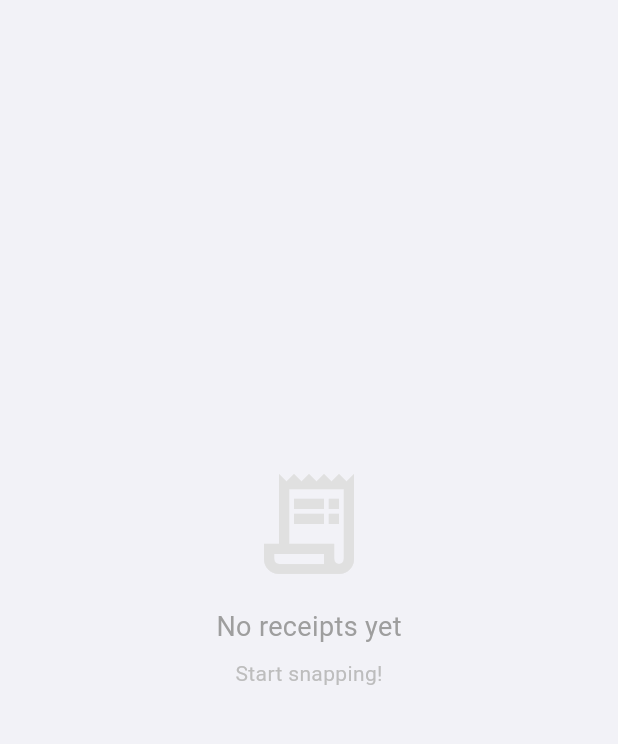
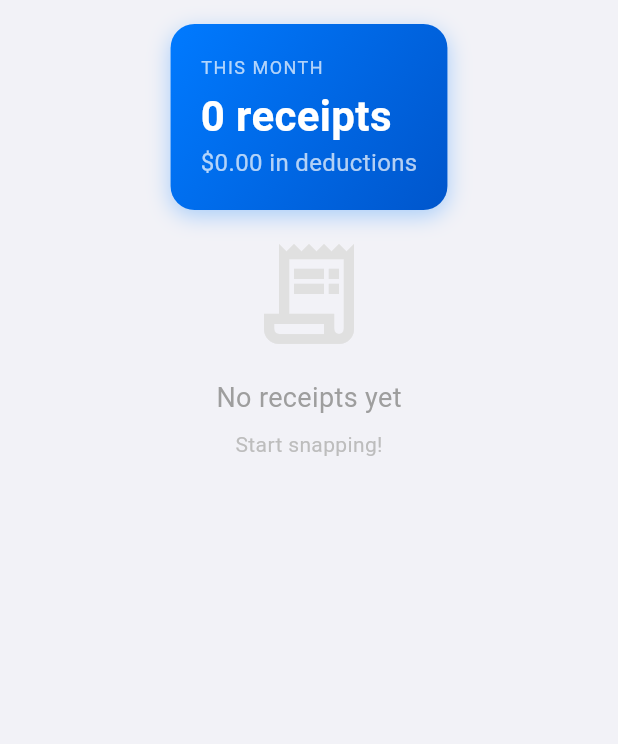
Before and after one commit to bambi2008/receiptsnap, a Flutter app: the ReceiptsScreen screen opened directly, on a phone screen of 412 x 824 dp, the part 84-828 px from its top. Run offline on Flutter 3.47's test engine with Material 3 defaults, Android fonts, the light colour scheme and no system bars; our stand-ins replace csv, flutter_slidable, hive, hive_flutter, image_picker, share_plus; accounts and stored records are empty.

Commit message:
fix: SnapDeduct app name + Receipts empty state

```diff
--- a/app/lib/screens/receipts_screen.dart
+++ b/app/lib/screens/receipts_screen.dart
@@ -33,14 +33,16 @@ class _ReceiptsScreenState extends State<ReceiptsScreen> {
     return Scaffold(
       backgroundColor: AppTheme.bg,
       appBar: AppBar(title: const Text('Receipts')),
-      body: receipts.isEmpty
-          ? _buildEmptyState()
-          : ListView(
+      body: Column(
         children: [
           _buildSummaryCard(provider),
+          if (receipts.isEmpty)
+            _buildEmptyState()
+          else ...[
             _buildSearchBar(),
             ...grouped.entries.map((e) => _buildMonthSection(e.key, e.value)),
             const SizedBox(height: 80),
+          ],
         ],
       ),
     );
```
Also changed, not shown: 1 other file. Lines whose indentation alone changed are shown as unchanged.
